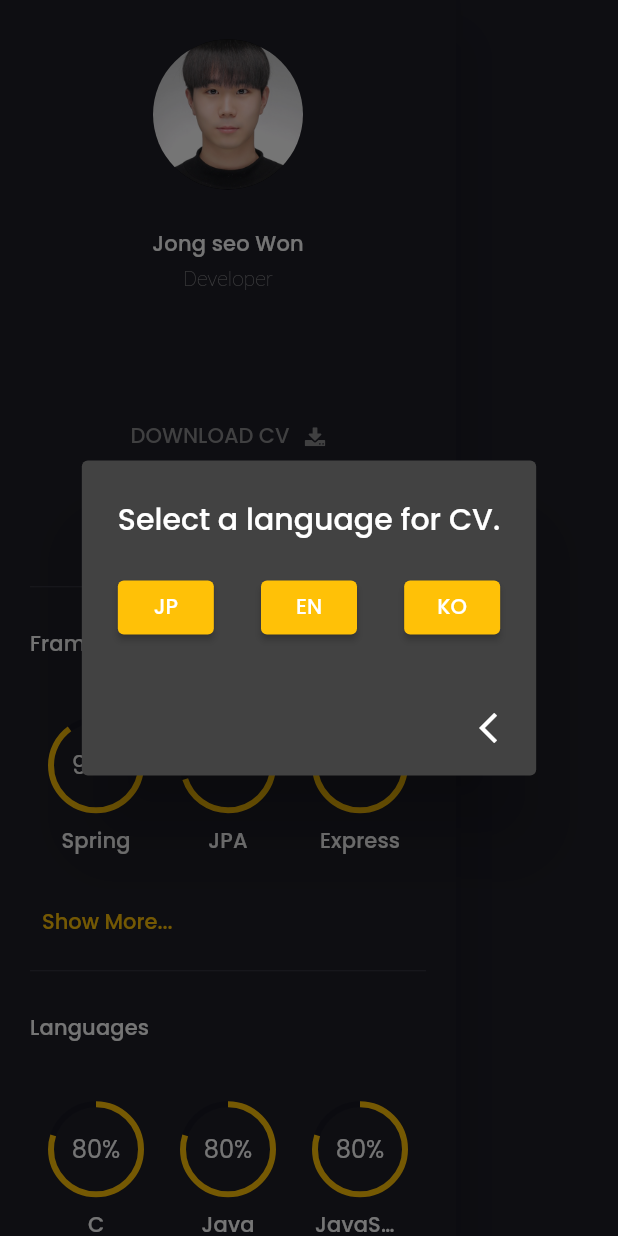
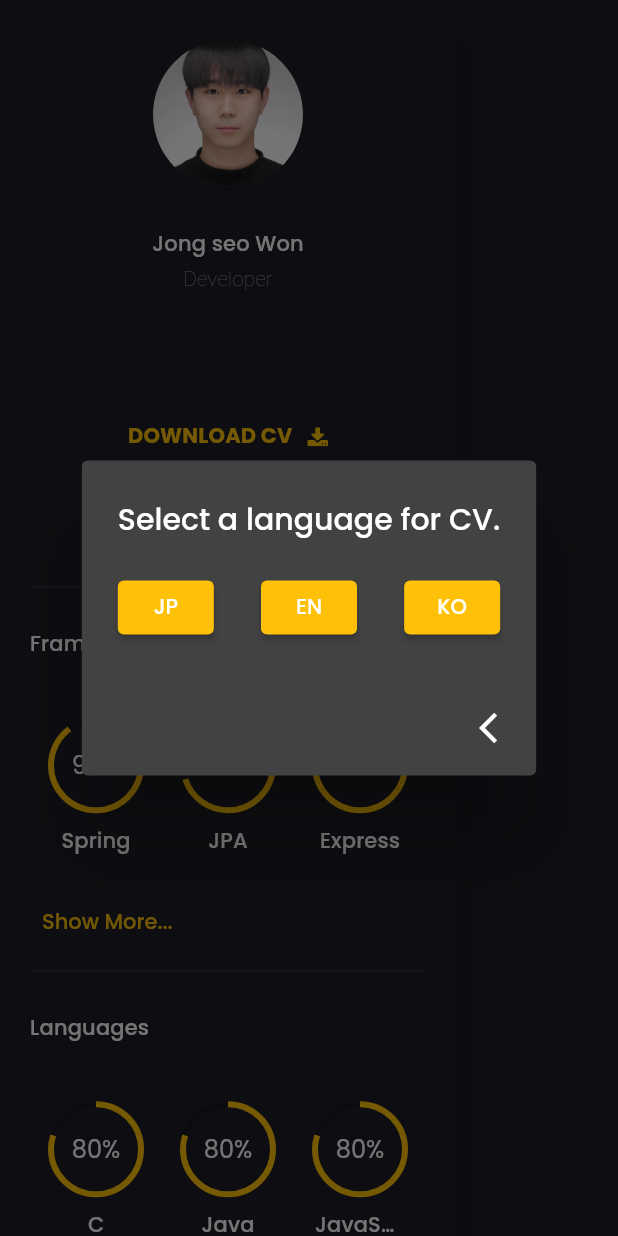
Before and after one commit to wonjongseo/me, a Flutter app: the SideMenu widget shown alone on an empty page, opened directly, after a tap on "DOWNLOAD CV", on a phone screen of 412 x 824 dp. Run offline on Flutter 3.47's test engine with Material 2 defaults, Android fonts, the phone set to English and light mode, and no system bars; our stand-ins replace animated_text_kit, carousel_slider, flutter_svg, get, google_fonts.

Commit message:
complete CV

```diff
--- a/lib/components/menu/contacts.dart
+++ b/lib/components/menu/contacts.dart
@@ -1,4 +1,3 @@
-import 'package:flutter/cupertino.dart';
 import 'package:flutter/material.dart';
 import 'package:flutter_svg/flutter_svg.dart';
 import 'package:url_launcher/url_launcher.dart';
--- /dev/null
+++ b/lib/components/menu/cv_download_card.dart
@@ -0,0 +1,115 @@
+import 'package:flutter/material.dart';
+import 'package:get/get.dart';
+import 'package:url_launcher/url_launcher.dart';
+import 'package:wonjongseo/constants.dart';
+import 'package:flutter_svg/flutter_svg.dart';
+import '../../models/languages.dart';
+
+class CVDownloadCard extends StatelessWidget {
+  const CVDownloadCard({
+    Key? key,
+  }) : super(key: key);
+
+  @override
+  Widget build(BuildContext context) {
+    return Align(
+      alignment: Alignment.center,
+      child: TextButton(
+        onPressed: () {
+          Get.dialog(AlertDialog(
+            title: Text(
+              toTr('download_cv'),
+            ),
+            content: Row(
+              mainAxisAlignment: MainAxisAlignment.spaceBetween,
+              children: [
+                ElevatedButton(
+                    style:
+                        ElevatedButton.styleFrom(backgroundColor: primaryColor),
+                    onPressed: () async {
+                      await Future.delayed(const Duration(milliseconds: 700));
+
+                      if (Get.isDialogOpen != null) {
+                        Get.back();
+                      }
+                      launchUrl(
+                        Uri.parse(
+                            'https://drive.google.com/file/d/1QrnK16kLDcR9CxuMcTf2wYvCTmDbCwpC/view?usp=share_link'),
+                      );
+
+                      Get.snackbar(
+                        'CV',
+                        'Download is completed.',
+                        snackPosition: SnackPosition.BOTTOM,
+                      );
+                    },
+                    child: Text('JP')),
+                const SizedBox(width: defaultPadding / 3),
+                ElevatedButton(
+                    style:
+                        ElevatedButton.styleFrom(backgroundColor: primaryColor),
+                    onPressed: () async {
+                      await Future.delayed(const Duration(milliseconds: 700));
+
+                      if (Get.isDialogOpen != null) {
+                        Get.back();
+                      }
+
+                      launchUrl(
+                        Uri.parse(
+                            'https://drive.google.com/file/d/19wa6yqFgyrttf5GIks0Bj_nA4GEw5zSd/view?usp=share_link'),
+                      );
+                      Get.snackbar(
+                        'CV',
+                        'Download is completed.',
+                        snackPosition: SnackPosition.BOTTOM,
+                      );
+                    },
+                    child: Text('EN')),
+                const SizedBox(width: defaultPadding / 3),
+                ElevatedButton(
+                    style:
+                        ElevatedButton.styleFrom(backgroundColor: primaryColor),
+                    onPressed: () async {
+                      // await Future.delayed(const Duration(milliseconds: 700));
+
+                      // if (Get.isDialogOpen != null) {
+                      //   Get.back();
+                      // }
+
+                      Get.snackbar(
+                        'CV',
+                        'Download is failed. (NOT YET)',
+                        snackPosition: SnackPosition.BOTTOM,
+                      );
+                    },
+                    child: Text('KO')),
+              ],
+            ),
+            actions: [
+              IconButton(
+                  onPressed: () => Get.back(),
+                  icon: Icon(Icons.arrow_back_ios_new))
+            ],
+          ));
+        },
+        child: FittedBox(
+          child: Row(
+            children: [
+              Text(
+                'DOWNLOAD CV',
+                style: sectionTitleStyle(context)
+                    .copyWith(color: primaryColor, fontWeight: FontWeight.bold),
+              ),
+              const SizedBox(width: defaultPadding / 2),
+              SvgPicture.asset(
+                "assets/icons/download.svg",
+                color: primaryColor,
+              ),
+            ],
+          ),
+        ),
+      ),
+    );
+  }
+}
--- a/lib/components/menu/side_menu.dart
+++ b/lib/components/menu/side_menu.dart
@@ -1,16 +1,14 @@
 import 'package:flutter/material.dart';
 import 'package:wonjongseo/components/menu/coding.dart';
 import 'package:wonjongseo/components/menu/contacts.dart';
+import 'package:wonjongseo/components/menu/cv_download_card.dart';
 import 'package:wonjongseo/components/menu/knowledges.dart';
 import 'package:wonjongseo/components/menu/my_info.dart';
 
 import 'package:wonjongseo/constants.dart';
-import 'package:get/get.dart';
 import 'package:wonjongseo/datas.dart';
-import 'package:flutter_svg/flutter_svg.dart';
-import 'package:wonjongseo/models/languages.dart';
+
 import 'package:wonjongseo/screens/home/components/area_info_text.dart';
-import 'package:wonjongseo/utils/dialog.dart';
 
 class Abouts extends StatelessWidget {
   const Abouts({super.key});
@@ -55,98 +53,7 @@ class SideMenu extends StatelessWidget {
                 child: Column(
                   crossAxisAlignment: CrossAxisAlignment.start,
                   children: [
-                    Align(
-                      alignment: Alignment.center,
-                      child: TextButton(
-                        onPressed: () {
-                          Get.dialog(AlertDialog(
-                            title: Text(toTr('download_cv')),
-                            content: Row(
-                              mainAxisAlignment: MainAxisAlignment.spaceBetween,
-                              children: [
-                                ElevatedButton(
-                                    style: ElevatedButton.styleFrom(
-                                        backgroundColor: primaryColor),
-                                    onPressed: () async {
-                                      await Future.delayed(
-                                          const Duration(milliseconds: 700));
-
-                                      if (Get.isDialogOpen != null) {
-                                        Get.back();
-                                      }
-
-                                      Get.snackbar(
-                                        'CV',
-                                        'Download is completed. (for test)',
-                                        snackPosition: SnackPosition.BOTTOM,
-                                      );
-                                    },
-                                    child: Text('JP')),
-                                const SizedBox(width: defaultPadding / 3),
-                                ElevatedButton(
-                                    style: ElevatedButton.styleFrom(
-                                        backgroundColor: primaryColor),
-                                    onPressed: () async {
-                                      await Future.delayed(
-                                          const Duration(milliseconds: 700));
-
-                                      if (Get.isDialogOpen != null) {
-                                        Get.back();
-                                      }
-
-                                      Get.snackbar(
-                                        'CV',
-                                        'Download is completed. (for test)',
-                                        snackPosition: SnackPosition.BOTTOM,
-                                      );
-                                    },
-                                    child: Text('EN')),
-                                const SizedBox(width: defaultPadding / 3),
-                                ElevatedButton(
-                                    style: ElevatedButton.styleFrom(
-                                        backgroundColor: primaryColor),
-                                    onPressed: () async {
-                                      await Future.delayed(
-                                          const Duration(milliseconds: 700));
-
-                                      if (Get.isDialogOpen != null) {
-                                        Get.back();
-                                      }
-
-                                      Get.snackbar(
-                                        'CV',
-                                        'Download is completed. (for test)',
-                                        snackPosition: SnackPosition.BOTTOM,
-                                      );
-                                    },
-                                    child: Text('KO')),
-                              ],
-                            ),
-                            actions: [
-                              IconButton(
-                                  onPressed: () => Get.back(),
-                                  icon: Icon(Icons.arrow_back_ios_new))
-                            ],
-                          ));
-                        },
-                        child: FittedBox(
-                          child: Row(
-                            children: [
-                              Text(
-                                'DOWNLOAD CV',
-                                style: TextStyle(
-                                    color: Theme.of(context)
-                                        .textTheme
-                                        .bodyText1!
-                                        .color),
-                              ),
-                              const SizedBox(width: defaultPadding / 2),
-                              SvgPicture.asset("assets/icons/download.svg"),
-                            ],
-                          ),
-                        ),
-                      ),
-                    ),
+                    const CVDownloadCard(),
 
                     const Contacts(),
                     // const Abouts(),
--- a/lib/models/languages.dart
+++ b/lib/models/languages.dart
@@ -38,7 +38,7 @@ class Languagues extends Translations {
 
           // ----------- 1 ------------
           'index_8_description':
-              '당신은 토익 단어를 쉽게 배울 수 있고, 간단한 테스트를 통해 메타인지 능력을 향상시킬 수 있습니다. 내장된 단어 외에도 자신의 단어를 배우고 테스트할 수도 있다.',
+              '당신은 토익 단어를 쉽게 배울 수 있고, 간단한 테스트를 통해 메타인지 능력을 향상시킬 수 있습니다. 내장된 단어 외에도 자신의 단어를 배우고 테스트할 수도 있습니다.',
           'index_8_specifications_0': '나의 단어 저장',
           'index_8_specifications_1': '단어 좋아요 기능',
           'index_8_specifications_2': '하루의 단어들 공부',
@@ -47,7 +47,7 @@ class Languagues extends Translations {
 
           // ----------- 2 ------------
           'index_7_description':
-              '반려견을 잃어버리면 AI 기술을 이용하여 반려견의 특성을 분석해 인근 사용자에게 반려견에 대한 정보를 제공해 반려견를 잃어버리는 것을 막을 수 있다.',
+              '잃어버린 반려견을 펫 탐정소에 업로드 시키면 AI 기술을 이용하여 반려견의 특성을 분석해 인근 사용자에게 반려견에 대한 정보를 제공해 반려견를 잃어버리는 것을 막을 수 있습니다.',
           'index_7_specifications_0': '인증',
           'index_7_specifications_1': '게시글 업로드',
           'index_7_specifications_2': '게시글 보기',
@@ -149,7 +149,7 @@ class Languagues extends Translations {
 
           // ----------- 2 ------------
           'index_7_description':
-              'ペットをなくなるとAI技術を利用してペットの特性を分析し,近隣ユーザーにペットに関する情報を提供し,ペットを失うことを防ぐことができる.',
+              'なくなったペットをペット探偵社に載せさせれば、AI技術を利用してペットの特性を分析し近隣ユーザーにペットに関する情報を提供しペットを失うことを防ぐことができます',
           'index_7_specifications_0': '認証',
           'index_7_specifications_1': '掲示板を乗せること',
           'index_7_specifications_2': '掲示板を見ること',
@@ -246,7 +246,7 @@ class Languagues extends Translations {
 
           // ----------- 1 ------------
           'index_8_description':
-              'If a dog is lost, AI technology can analyze the characteristics of the dog and provide information on the dog to nearby users to prevent the loss of the dog.',
+              'You can easily learn TOEIC words and improve your meta-cognitive skills through simple tests. In addition to built-in words, you can also test your own words by saving them.',
           'index_8_specifications_0': 'Saving My Voca',
           'index_8_specifications_1': 'Toggling like of a word',
           'index_8_specifications_2': 'Studying toeic words a day',
@@ -255,7 +255,7 @@ class Languagues extends Translations {
 
           // ----------- 2 ------------
           'index_7_description':
-              'If a pet is lost, AI technology can analyze the characteristics of the pet and provide information on the pet to nearby users to prevent the loss of the pet.',
+              "If you let the lost pet go to a pet detective agency, you can use AI technology to analyze the pet's characteristics and provide information about the pet to neighboring users to prevent them from losing it.",
           'index_7_specifications_0': 'Authentication',
           'index_7_specifications_1': 'Uploading posts',
           'index_7_specifications_2': 'Watching posts',
```
